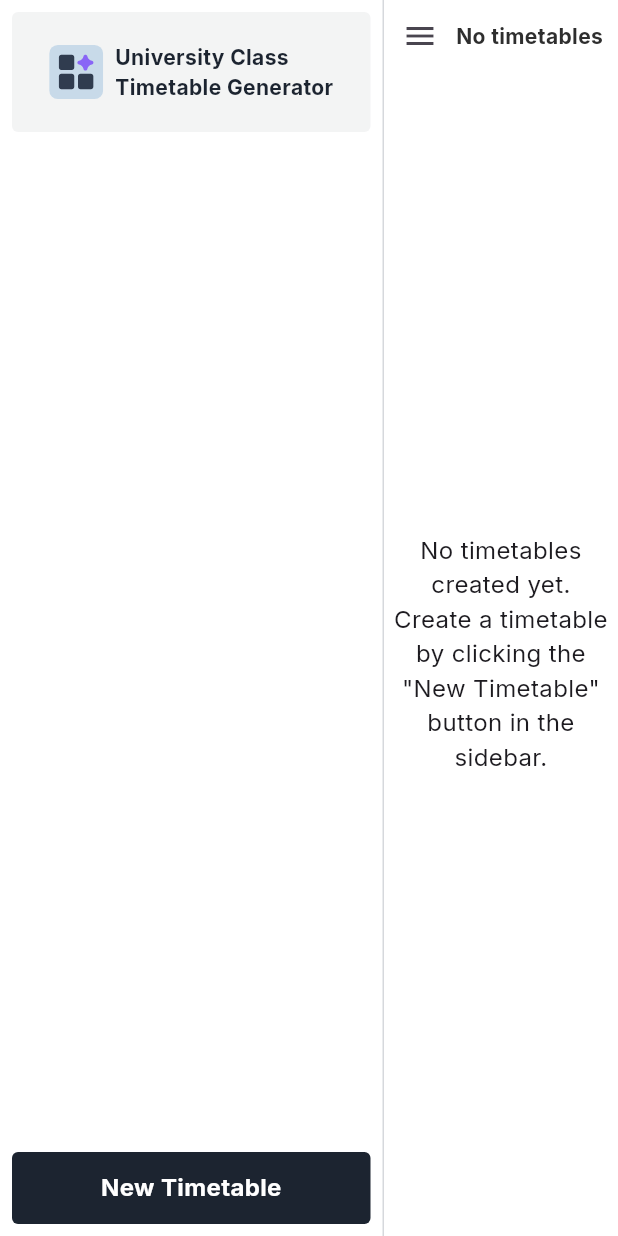
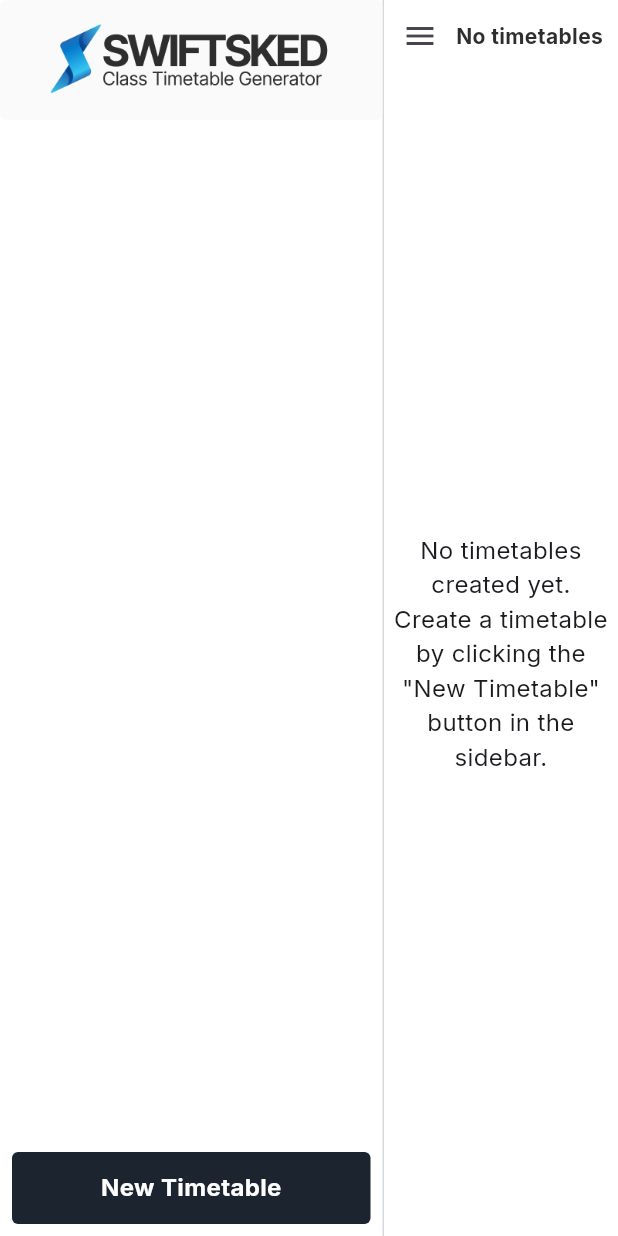
Before and after one commit to marcbentoy/uctg, a Flutter app: the screen it shows after launch, on a phone screen of 412 x 824 dp. Run offline on Flutter 3.47's test engine with Material 3 defaults, Android fonts, the phone set to English and light mode, and no system bars; our stand-ins replace csv, fl_chart, google_fonts, isar; missing offline and left inert: timetable_view, window_manager; accounts and stored records are empty; generated files the repository leaves out were written again.

Commit message:
up: logo

```diff
--- a/lib/generator/generator.dart
+++ b/lib/generator/generator.dart
@@ -119,6 +119,8 @@ Future<void> evaluate(Timetable timetable) async {
         }
       }
 
+      // Soft Constraint 1
+      // A schedule's timeslot coincides with the instructor's preffered timeslot
       if (individual.schedules[i].instructor.timePreferences
           .where((e) => e.timeCode == individual.schedules[i].timeslot.timeCode)
           .isNotEmpty) {
--- a/lib/widgets/sidebar.dart
+++ b/lib/widgets/sidebar.dart
@@ -4,7 +4,6 @@ import 'package:uctg/constants/colors.dart';
 import 'package:uctg/main.dart';
 import 'package:uctg/models/timetable.dart';
 import 'package:uctg/widgets/timetable_sidebar_item_widget.dart';
-import 'package:flutter_svg/flutter_svg.dart';
 
 class CustomSidebar extends StatefulWidget {
   final Function(int) onItemSelected;
@@ -41,38 +40,14 @@ class _CustomSidebarState extends State<CustomSidebar> {
       child: Column(
         children: [
           // logo
-          Padding(
-            padding: const EdgeInsets.all(8.0),
-            child: Container(
-              height: 80,
-              decoration: BoxDecoration(
-                color: kDarkGrayColor.withOpacity(0.05),
-                borderRadius: BorderRadius.circular(4),
-              ),
-              child: Center(
-                child: Row(
-                  mainAxisAlignment: MainAxisAlignment.center,
-                  children: [
-                    SvgPicture.asset(
-                      "assets/icons/uctg_logo.svg",
-                      height: 36,
-                      width: 36,
-                    ),
-                    const SizedBox(
-                      width: 8,
-                    ),
-                    Text(
-                      "University Class\nTimetable Generator",
-                      textAlign: TextAlign.start,
-                      style: GoogleFonts.inter(
-                        fontWeight: FontWeight.bold,
-                        color: kDarkGrayColor,
-                      ),
-                    ),
-                  ],
-                ),
-              ),
+          Container(
+            height: 80,
+            padding: EdgeInsets.all(4),
+            decoration: BoxDecoration(
+              color: Color(0xfffafafa),
+              borderRadius: BorderRadius.circular(4),
             ),
+            child: Image.asset("assets/icons/sidebar_logo.png"),
           ),
 
           // timetables
--- a/pubspec.yaml
+++ b/pubspec.yaml
@@ -43,5 +43,5 @@ flutter:
 flutter_launcher_icons:
   windows:
     generate: true
-    image_path: "assets/icons/uctg_logo.png"
+    image_path: "assets/icons/swiftsked_logo.png"
     icon_size: 56
```
Also changed, not shown: assets/icons/sidebar_logo.png (added), assets/icons/swiftsked_logo.png (added), 2 other files.
